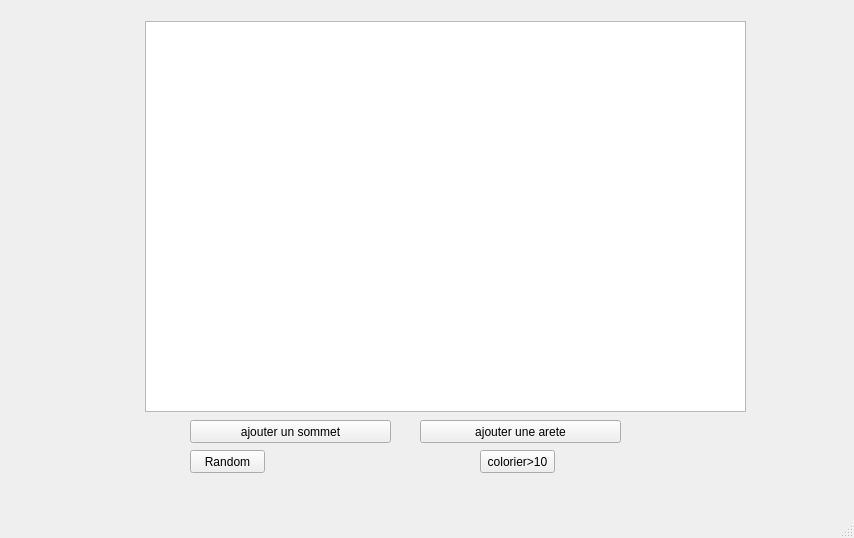
Old version of the form MainWindow.ui in the repository SalvatorDEV/Ensa-M-Graph-Creator-basics.
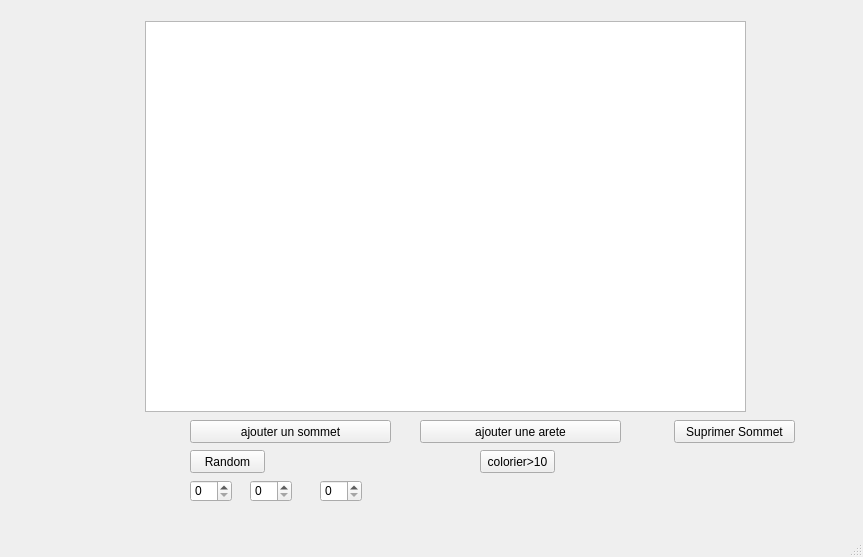
New version of the form.

Patch:
```diff
--- a/MainWindow.ui
+++ b/MainWindow.ui
@@ -6,8 +6,8 @@
    <rect>
     <x>0</x>
     <y>0</y>
-    <width>854</width>
-    <height>538</height>
+    <width>863</width>
+    <height>557</height>
    </rect>
   </property>
   <property name="windowTitle">
@@ -76,6 +76,49 @@
      <string>colorier&gt;10</string>
     </property>
    </widget>
+   <widget class="QSpinBox" name="spinBox">
+    <property name="geometry">
+     <rect>
+      <x>190</x>
+      <y>480</y>
+      <width>42</width>
+      <height>22</height>
+     </rect>
+    </property>
+   </widget>
+   <widget class="QSpinBox" name="spinBox_2">
+    <property name="geometry">
+     <rect>
+      <x>250</x>
+      <y>480</y>
+      <width>42</width>
+      <height>22</height>
+     </rect>
+    </property>
+   </widget>
+   <widget class="QSpinBox" name="spinBox_3">
+    <property name="geometry">
+     <rect>
+      <x>320</x>
+      <y>480</y>
+      <width>42</width>
+      <height>22</height>
+     </rect>
+    </property>
+   </widget>
+   <widget class="QPushButton" name="pushButton_5">
+    <property name="geometry">
+     <rect>
+      <x>674</x>
+      <y>420</y>
+      <width>121</width>
+      <height>23</height>
+     </rect>
+    </property>
+    <property name="text">
+     <string>Suprimer Sommet</string>
+    </property>
+   </widget>
   </widget>
   <widget class="QMenuBar" name="menubar">
    <property name="geometry">
```
Left out of the diff: 2 changed lines with no effect on the pictures.
